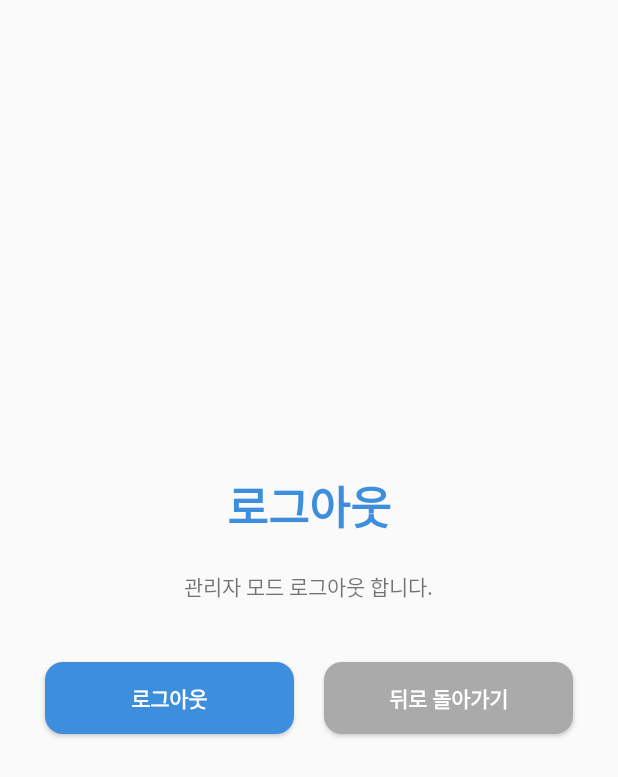
After one commit to cosimba/haechorom-android, an Android app: the Menu3Activity screen opened directly, with no data from a screen before it, on a phone screen of 412 x 824 dp. The commit adds this screen. Shown: the top 777 px of the screen. Run offline under Robolectric (Android 15) with nearby library versions, the phone set to English and light mode, and no system bars.

Commit message:
mode3, mode4

```diff
--- a/app/build.gradle.kts
+++ b/app/build.gradle.kts
@@ -10,7 +10,7 @@ android {
 
     defaultConfig {
         applicationId = "com.example.haechorom"
-        minSdk = 31
+        minSdk = 34
         targetSdk = 34
         versionCode = 1
         versionName = "1.0"
--- a/app/src/main/java/com/example/haechorom/auth/api/RetrofitClient.kt
+++ b/app/src/main/java/com/example/haechorom/auth/api/RetrofitClient.kt
@@ -6,7 +6,7 @@ import retrofit2.converter.gson.GsonConverterFactory
 // Retrofit instance 생성
 object RetrofitClient {
 
-    private const val BASE_URL = "http://34.64.251.9:8080" // 여기에 서버 주소를 적습니다.
+    private const val BASE_URL = "http://34.47.71.166:8080" // 여기에 서버 주소를 적습니다.
 
     private val retrofit by lazy {
         Retrofit.Builder()
--- a/app/src/main/java/com/example/haechorom/mode2/Mode2Activity.kt
+++ b/app/src/main/java/com/example/haechorom/mode2/Mode2Activity.kt
@@ -12,7 +12,6 @@ import androidx.appcompat.app.AppCompatActivity
 import androidx.core.app.ActivityCompat
 import androidx.core.content.ContextCompat
 import com.example.haechorom.R
-import com.example.haechorom.databinding.ActivityMode1Binding
 import com.kakao.vectormap.KakaoMap
 import com.kakao.vectormap.KakaoMapReadyCallback
 import com.kakao.vectormap.MapLifeCycleCallback
--- /dev/null
+++ b/app/src/main/java/com/example/haechorom/mode3/Menu3Activity.kt
@@ -0,0 +1,42 @@
+package com.example.haechorom.mode3
+
+import android.content.Intent
+import android.os.Bundle
+import android.widget.Button
+import androidx.activity.enableEdgeToEdge
+import androidx.appcompat.app.AppCompatActivity
+import androidx.core.view.ViewCompat
+import androidx.core.view.WindowInsetsCompat
+import com.example.haechorom.MainActivity
+import com.example.haechorom.R
+
+class Menu3Activity : AppCompatActivity() {
+    override fun onCreate(savedInstanceState: Bundle?) {
+        super.onCreate(savedInstanceState)
+        enableEdgeToEdge()
+        setContentView(R.layout.activity_menu3)
+
+        // 로그아웃 버튼 클릭 시 MainActivity로 이동
+        val logoutButton = findViewById<Button>(R.id.logout_button)
+        logoutButton.setOnClickListener {
+            // 로그아웃 처리 후 MainActivity로 이동
+            val intent = Intent(this, MainActivity::class.java)
+            // 필요시 이전 액티비티 스택을 모두 비움
+            intent.flags = Intent.FLAG_ACTIVITY_NEW_TASK or Intent.FLAG_ACTIVITY_CLEAR_TASK
+            startActivity(intent)
+            finish() // 현재 액티비티 종료
+        }
+
+        // 뒤로 가기 버튼 클릭 시 이전 액티비티로 돌아가기
+        val backButton = findViewById<Button>(R.id.back_button)
+        backButton.setOnClickListener {
+            finish() // 현재 액티비티 종료, Mode3Activity로 돌아감
+        }
+
+        ViewCompat.setOnApplyWindowInsetsListener(findViewById(R.id.main)) { v, insets ->
+            val systemBars = insets.getInsets(WindowInsetsCompat.Type.systemBars())
+            v.setPadding(systemBars.left, systemBars.top, systemBars.right, systemBars.bottom)
+            insets
+        }
+    }
+}
--- /dev/null
+++ b/app/src/main/res/drawable/background_radius_gray.xml
@@ -0,0 +1,9 @@
+<?xml version="1.0" encoding="utf-8"?>
+<shape xmlns:android="http://schemas.android.com/apk/res/android"
+    android:shape="rectangle" android:padding = "10dp">
+    <solid android:color="@color/gray">
+
+    </solid>
+    <corners android:radius="12dp" />
+
+</shape>
--- /dev/null
+++ b/app/src/main/res/layout/activity_menu3.xml
@@ -0,0 +1,68 @@
+<?xml version="1.0" encoding="utf-8"?>
+<androidx.constraintlayout.widget.ConstraintLayout xmlns:android="http://schemas.android.com/apk/res/android"
+    xmlns:app="http://schemas.android.com/apk/res-auto"
+    xmlns:tools="http://schemas.android.com/tools"
+    android:id="@+id/main"
+    android:layout_width="match_parent"
+    android:layout_height="match_parent"
+    tools:context=".mode3.Menu3Activity">
+
+    <LinearLayout
+        android:layout_width="match_parent"
+        android:layout_height="wrap_content"
+        android:gravity="center_horizontal"
+        android:orientation="vertical"
+        app:layout_constraintBottom_toBottomOf="parent"
+        app:layout_constraintEnd_toEndOf="parent"
+        app:layout_constraintStart_toStartOf="parent"
+        app:layout_constraintTop_toTopOf="parent">
+
+        <TextView
+            android:layout_width="wrap_content"
+            android:layout_height="wrap_content"
+            android:layout_margin="10dp"
+            android:text="로그아웃"
+            android:textStyle="bold"
+            android:textSize="30sp"
+            android:textColor="@color/TuftsBlue"/>
+
+        <TextView
+            android:layout_width="wrap_content"
+            android:layout_height="wrap_content"
+            android:layout_margin="10dp"
+            android:text="관리자 모드 로그아웃 합니다." />
+
+        <LinearLayout
+            android:layout_width="match_parent"
+            android:layout_height="wrap_content"
+            android:layout_margin="20dp"
+            android:gravity="center_horizontal"
+            android:orientation="horizontal">
+
+            <Button
+                android:id="@+id/logout_button"
+                android:layout_width="0dp"
+                android:layout_height="match_parent"
+                android:layout_margin="10dp"
+                android:layout_weight="1"
+                android:background="@drawable/background_radius_blue"
+                android:text="로그아웃"
+                android:textColor="@color/white"
+                android:textStyle="bold" />
+
+            <Button
+                android:id="@+id/back_button"
+                android:layout_width="0dp"
+                android:layout_height="match_parent"
+                android:layout_margin="10dp"
+                android:layout_weight="1"
+                android:background="@drawable/background_radius_gray"
+                android:text="뒤로 돌아가기"
+                android:textColor="@color/white"
+                android:textStyle="bold" />
+
+        </LinearLayout>
+
+    </LinearLayout>
+
+</androidx.constraintlayout.widget.ConstraintLayout>
--- a/app/src/main/res/layout/activity_mode3.xml
+++ b/app/src/main/res/layout/activity_mode3.xml
@@ -64,10 +64,11 @@
                     android:gravity="center">
 
                     <TextView
+                        android:id="@+id/menu"
                         android:layout_width="wrap_content"
                         android:layout_height="wrap_content"
                         android:gravity="center"
-                        android:text="menu"
+                        android:text="Logout"
                         android:textSize="13sp"
                         android:textColor="@color/black" />
                 </LinearLayout>
--- a/app/src/main/res/values/colors.xml
+++ b/app/src/main/res/values/colors.xml
@@ -2,5 +2,6 @@
 <resources>
     <color name="black">#FF000000</color>
     <color name="white">#FFFFFFFF</color>
+    <color name="gray">#aaaaaa</color>
     <color name="TuftsBlue">#3E8EDE</color>
 </resources>
```
Also changed, not shown: app/src/main/AndroidManifest.xml (+10 -9 lines), app/src/main/java/com/example/haechorom/mode3/Mode3Activity.kt (+83 -5 lines).
